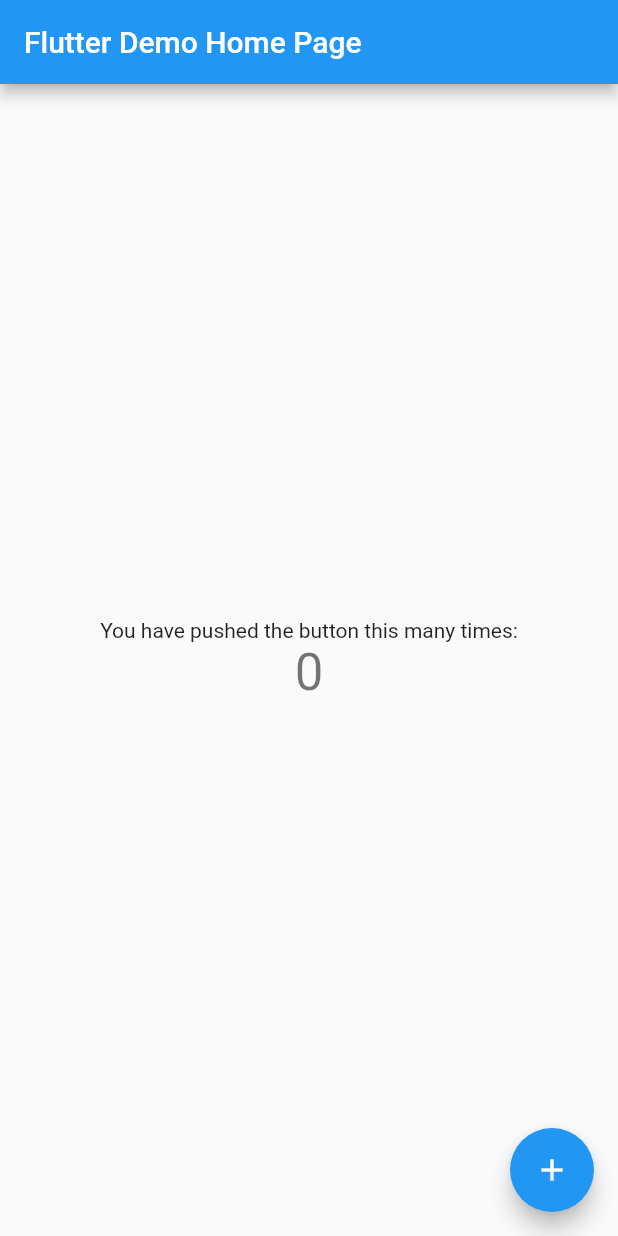
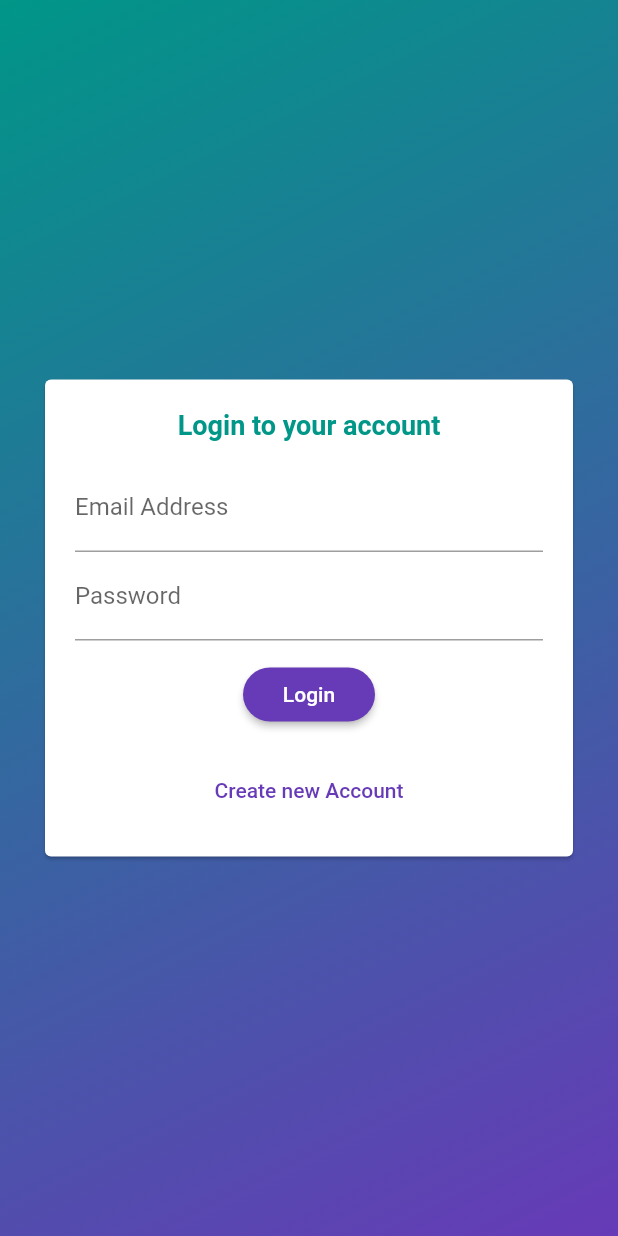
Before and after one commit to supertech1/IdScannerTest, a Flutter app: the screen it shows after launch, on a phone screen of 412 x 824 dp. Run offline on Flutter 3.47's test engine with Material 2 defaults, Android fonts, the phone set to English and light mode, and no system bars; our stand-ins replace shared_preferences.

```diff
--- a/lib/main.dart
+++ b/lib/main.dart
@@ -1,4 +1,11 @@
+import 'package:IdScannerTest/screens/ScanDocumentScreen.dart';
 import 'package:flutter/material.dart';
+import 'package:provider/provider.dart';
+
+import './providers/AuthProvider.dart';
+
+import './screens/AuthScreen.dart';
+import './screens/SplashScreen.dart';
 
 void main() {
   runApp(MyApp());
@@ -8,110 +15,33 @@ class MyApp extends StatelessWidget {
   // This widget is the root of your application.
   @override
   Widget build(BuildContext context) {
-    return MaterialApp(
-      title: 'Flutter Demo',
-      theme: ThemeData(
-        // This is the theme of your application.
-        //
-        // Try running your application with "flutter run". You'll see the
-        // application has a blue toolbar. Then, without quitting the app, try
-        // changing the primarySwatch below to Colors.green and then invoke
-        // "hot reload" (press "r" in the console where you ran "flutter run",
-        // or simply save your changes to "hot reload" in a Flutter IDE).
-        // Notice that the counter didn't reset back to zero; the application
-        // is not restarted.
-        primarySwatch: Colors.blue,
-        // This makes the visual density adapt to the platform that you run
-        // the app on. For desktop platforms, the controls will be smaller and
-        // closer together (more dense) than on mobile platforms.
-        visualDensity: VisualDensity.adaptivePlatformDensity,
-      ),
-      home: MyHomePage(title: 'Flutter Demo Home Page'),
+    return ChangeNotifierProvider(
+      create: (_) => AuthProvider(),
+      child: Consumer<AuthProvider>(builder: (bCtx, auth, _) {
+        return MaterialApp(
+          title: 'Flutter Demo',
+          theme: ThemeData(
+            primarySwatch: Colors.deepPurple,
+            accentColor: Colors.teal,
+            buttonTheme: ButtonTheme.of(context).copyWith(
+              buttonColor: Colors.deepPurple,
+              textTheme: ButtonTextTheme.primary,
+              shape: RoundedRectangleBorder(
+                borderRadius: BorderRadius.circular(20),
+              ),
+            ),
+          ),
+          home: auth.isAuthenticated
+              ? ScanDocumentScreen()
+              : FutureBuilder(
+                  future: auth.autoLogin(),
+                  builder: (bCtx, authResultSnapShot) =>
+                      authResultSnapShot.connectionState ==
+                              ConnectionState.waiting
+                          ? SplashScreen()
+                          : AuthScreen()),
+        );
+      }),
     );
   }
 }
-
-class MyHomePage extends StatefulWidget {
-  MyHomePage({Key key, this.title}) : super(key: key);
-
-  // This widget is the home page of your application. It is stateful, meaning
-  // that it has a State object (defined below) that contains fields that affect
-  // how it looks.
-
-  // This class is the configuration for the state. It holds the values (in this
-  // case the title) provided by the parent (in this case the App widget) and
-  // used by the build method of the State. Fields in a Widget subclass are
-  // always marked "final".
-
-  final String title;
-
-  @override
-  _MyHomePageState createState() => _MyHomePageState();
-}
-
-class _MyHomePageState extends State<MyHomePage> {
-  int _counter = 0;
-
-  void _incrementCounter() {
-    setState(() {
-      // This call to setState tells the Flutter framework that something has
-      // changed in this State, which causes it to rerun the build method below
-      // so that the display can reflect the updated values. If we changed
-      // _counter without calling setState(), then the build method would not be
-      // called again, and so nothing would appear to happen.
-      _counter++;
-    });
-  }
-
-  @override
-  Widget build(BuildContext context) {
-    // This method is rerun every time setState is called, for instance as done
-    // by the _incrementCounter method above.
-    //
-    // The Flutter framework has been optimized to make rerunning build methods
-    // fast, so that you can just rebuild anything that needs updating rather
-    // than having to individually change instances of widgets.
-    return Scaffold(
-      appBar: AppBar(
-        // Here we take the value from the MyHomePage object that was created by
-        // the App.build method, and use it to set our appbar title.
-        title: Text(widget.title),
-      ),
-      body: Center(
-        // Center is a layout widget. It takes a single child and positions it
-        // in the middle of the parent.
-        child: Column(
-          // Column is also a layout widget. It takes a list of children and
-          // arranges them vertically. By default, it sizes itself to fit its
-          // children horizontally, and tries to be as tall as its parent.
-          //
-          // Invoke "debug painting" (press "p" in the console, choose the
-          // "Toggle Debug Paint" action from the Flutter Inspector in Android
-          // Studio, or the "Toggle Debug Paint" command in Visual Studio Code)
-          // to see the wireframe for each widget.
-          //
-          // Column has various properties to control how it sizes itself and
-          // how it positions its children. Here we use mainAxisAlignment to
-          // center the children vertically; the main axis here is the vertical
-          // axis because Columns are vertical (the cross axis would be
-          // horizontal).
-          mainAxisAlignment: MainAxisAlignment.center,
-          children: <Widget>[
-            Text(
-              'You have pushed the button this many times:',
-            ),
-            Text(
-              '$_counter',
-              style: Theme.of(context).textTheme.headline4,
-            ),
-          ],
-        ),
-      ),
-      floatingActionButton: FloatingActionButton(
-        onPressed: _incrementCounter,
-        tooltip: 'Increment',
-        child: Icon(Icons.add),
-      ), // This trailing comma makes auto-formatting nicer for build methods.
-    );
-  }
-}
--- /dev/null
+++ b/lib/models/http_exception.dart
@@ -0,0 +1,11 @@
+class HttpException implements Exception {
+  final String message;
+
+  HttpException(this.message);
+
+  @override
+  String toString() {
+    // TODO: implement toString
+    return message;
+  }
+}
--- /dev/null
+++ b/lib/screens/AuthScreen.dart
@@ -0,0 +1,80 @@
+import 'dart:io';
+
+import 'package:flutter/material.dart';
+import 'package:provider/provider.dart';
+
+import '../providers/AuthProvider.dart';
+import '../widgets/auth/AuthForm.dart';
+
+import '../models/http_exception.dart';
+
+class AuthScreen extends StatefulWidget {
+  @override
+  _AuthScreenState createState() => _AuthScreenState();
+}
+
+class _AuthScreenState extends State<AuthScreen> {
+  bool _isLoading = false;
+  String _errMsg = "";
+
+  void _authenticate(String username, String password, bool isLogin) async {
+    setState(() {
+      _isLoading = true;
+      _errMsg = "";
+    });
+
+    try {
+      if (isLogin) {
+        //signin mode
+        await Provider.of<AuthProvider>(context, listen: false)
+            .signIn(username, password);
+      } else {
+        //signup mode
+        await Provider.of<AuthProvider>(context, listen: false)
+            .signUp(username, password);
+      }
+    } on HttpException catch (err) {
+      if (err.toString().contains("EMAIL_EXISTS")) {
+        _errMsg = "This email address is already registered";
+      } else if (err.toString().contains("INVALID_EMAIL")) {
+        _errMsg = "This email address is not valid";
+      } else if (err.toString().contains("WEAK_PASSWORD")) {
+        _errMsg = "The password is too weak";
+      } else if (err.toString().contains("EMAIL_NOT_FOUND")) {
+        _errMsg = "No user with the email found";
+      } else if (err.toString().contains("INVALID_PASSWORD")) {
+        _errMsg = "Invalid Credentials";
+      } else {
+        _errMsg = "Authentication Failed";
+      }
+
+      print(err);
+    } catch (err) {
+      _errMsg = "Could not authenticate, please try again later";
+    } finally {
+      setState(() {
+        _isLoading = false;
+      });
+    }
+  }
+
+  @override
+  Widget build(BuildContext context) {
+    return Scaffold(
+      backgroundColor: Theme.of(context).primaryColor,
+      body: Container(
+        decoration: BoxDecoration(
+          gradient: LinearGradient(
+              begin: Alignment.topLeft,
+              end: Alignment.bottomRight,
+              colors: [
+                Theme.of(context).accentColor,
+                Theme.of(context).primaryColor
+              ]),
+        ),
+        child: AuthForm(
+            submitAuth: _authenticate, isLoading: _isLoading, errMsg: _errMsg),
+      ),
+    );
+  }
+}
--- /dev/null
+++ b/lib/widgets/auth/AuthForm.dart
@@ -0,0 +1,137 @@
+import 'package:IdScannerTest/providers/AuthProvider.dart';
+import 'package:flutter/material.dart';
+import 'package:provider/provider.dart';
+
+class AuthForm extends StatefulWidget {
+  final Function(String email, String password, bool isLoading) submitAuth;
+  final isLoading;
+  final errMsg;
+  AuthForm({this.submitAuth, this.isLoading, this.errMsg});
+  @override
+  _AuthFormState createState() => _AuthFormState();
+}
+
+class _AuthFormState extends State<AuthForm> {
+  final _formKey = GlobalKey<FormState>();
+  final _passwordController = TextEditingController();
+  bool _isLogin = true;
+  String _userEmail = "";
+  String _userPassword = "";
+
+  void _submitForm() {
+    final isValid = _formKey.currentState.validate();
+    FocusScope.of(context)
+        .unfocus(); //remove the keyboard and make all form field back to unfocus
+    if (!isValid) {
+      return;
+    }
+    _formKey.currentState.save();
+    widget.submitAuth(_userEmail, _userPassword, _isLogin);
+  }
+
+  @override
+  Widget build(BuildContext context) {
+    return Center(
+      child: Card(
+        margin: EdgeInsets.symmetric(horizontal: 30),
+        child: SingleChildScrollView(
+          padding: EdgeInsets.all(20),
+          child: Form(
+            key: _formKey,
+            child: Column(
+              mainAxisSize: MainAxisSize.min,
+              children: [
+                Text(
+                  _isLogin ? "Login to your account" : "Create an account",
+                  style: TextStyle(
+                      fontSize: 18,
+                      fontWeight: FontWeight.bold,
+                      color: Theme.of(context).accentColor),
+                ),
+                SizedBox(
+                  height: 15,
+                ),
+                TextFormField(
+                  key: ValueKey("email"),
+                  keyboardType: TextInputType.emailAddress,
+                  onSaved: (value) {
+                    _userEmail = value;
+                  },
+                  validator: (value) {
+                    if (value.isEmpty || !value.contains("@")) {
+                      return "Enter a valid email address";
+                    }
+                    return null;
+                  },
+                  decoration: InputDecoration(
+                    labelText: "Email Address",
+                  ),
+                ),
+                TextFormField(
+                  key: ValueKey("password"),
+                  obscureText: true,
+                  controller: _passwordController,
+                  onSaved: (value) {
+                    _userPassword = value;
+                  },
+                  validator: (value) {
+                    if (value.isEmpty || value.length < 7) {
+                      return "Password must be at least 7 characters long.";
+                    }
+                    return null;
+                  },
+                  decoration: InputDecoration(
+                    labelText: "Password",
+                  ),
+                ),
+                if (!_isLogin)
+                  TextFormField(
+                    key: ValueKey("confirmPassword"),
+                    obscureText: true,
+                    validator: (value) {
+                      if (value != _passwordController.text) {
+                        return "Passwords do not match";
+                      }
+                      return null;
+                    },
+                    decoration: InputDecoration(
+                      labelText: "Confirm Password",
+                    ),
+                  ),
+                SizedBox(
+                  height: 12,
+                ),
+                if (widget.isLoading) CircularProgressIndicator(),
+                if (!widget.isLoading)
+                  RaisedButton(
+                    child: Text(_isLogin ? "Login" : "Signup"),
+                    onPressed: () {
+                      _submitForm();
+                    },
+                  ),
+                Text(
+                  widget.errMsg,
+                  style: TextStyle(color: Theme.of(context).errorColor),
+                ),
+                if (!widget.isLoading)
+                  FlatButton(
+                    child: Text(
+                      _isLogin
+                          ? "Create new Account"
+                          : "Already have an account?",
+                      style: TextStyle(color: Theme.of(context).primaryColor),
+                    ),
+                    onPressed: () {
+                      setState(() {
+                        _isLogin = !_isLogin;
+                      });
+                    },
+                  )
+              ],
+            ),
+          ),
+        ),
+      ),
+    );
+  }
+}
```
Also changed, not shown: lib/providers/AuthProvider.dart (added, +142 -0 lines), lib/screens/ScanDocumentScreen.dart (added, +46 -0 lines), lib/screens/SplashScreen.dart (added, +26 -0 lines), pubspec.yaml (+4 -3 lines), pubspec.lock, 4 other files.
